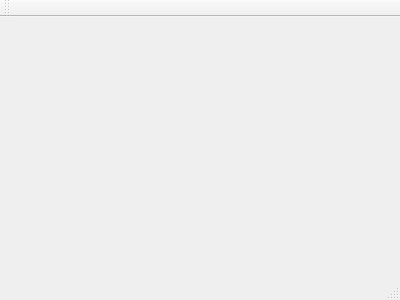
Above: VideoPlayer.ui from arton0306/VideoPlayer before the change. Below: the same form after it.
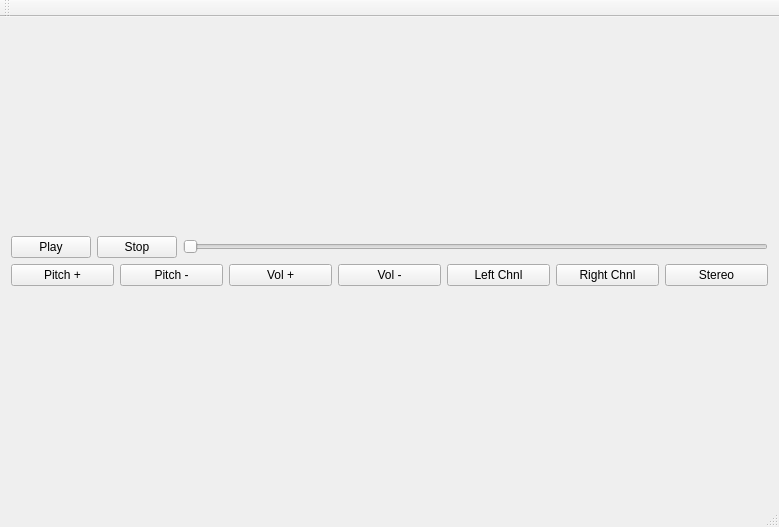
That is the form after the change.

Commit message: can play video part

Patch:
```diff
--- a/VideoPlayer.ui
+++ b/VideoPlayer.ui
@@ -1,24 +1,132 @@
 <ui version="4.0">
  <class>VideoPlayer</class>
- <widget class="QMainWindow" name="VideoPlayer" >
-  <property name="geometry" >
+ <widget class="QMainWindow" name="VideoPlayer">
+  <property name="geometry">
    <rect>
     <x>0</x>
     <y>0</y>
-    <width>400</width>
-    <height>300</height>
+    <width>779</width>
+    <height>527</height>
    </rect>
   </property>
   <property name="windowTitle" >
    <string>VideoPlayer</string>
   </property>
-  <widget class="QMenuBar" name="menuBar" />
-  <widget class="QToolBar" name="mainToolBar" />
-  <widget class="QWidget" name="centralWidget" />
-  <widget class="QStatusBar" name="statusBar" />
+  <widget class="QWidget" name="centralWidget">
+   <layout class="QGridLayout" name="gridLayout">
+    <item row="0" column="0">
+     <layout class="QVBoxLayout" name="verticalLayout">
+      <item>
+       <layout class="QGridLayout" name="mVideoLayout"/>
+      </item>
+      <item>
+       <layout class="QHBoxLayout" name="horizontalLayout">
+        <item>
+         <widget class="QPushButton" name="pushButton_3">
+          <property name="text">
+           <string>Play</string>
+          </property>
+         </widget>
+        </item>
+        <item>
+         <widget class="QPushButton" name="pushButton_2">
+          <property name="text">
+           <string>Stop</string>
+          </property>
+         </widget>
+        </item>
+        <item>
+         <widget class="QSlider" name="horizontalSlider">
+          <property name="orientation">
+           <enum>Qt::Horizontal</enum>
+          </property>
+         </widget>
+        </item>
+       </layout>
+      </item>
+      <item>
+       <layout class="QHBoxLayout" name="horizontalLayout_2">
+        <item>
+         <widget class="QPushButton" name="pushButton">
+          <property name="text">
+           <string>Pitch +</string>
+          </property>
+         </widget>
+        </item>
+        <item>
+         <widget class="QPushButton" name="pushButton_4">
+          <property name="text">
+           <string>Pitch -</string>
+          </property>
+         </widget>
+        </item>
+        <item>
+         <widget class="QPushButton" name="pushButton_8">
+          <property name="text">
+           <string>Vol +</string>
+          </property>
+         </widget>
+        </item>
+        <item>
+         <widget class="QPushButton" name="pushButton_9">
+          <property name="text">
+           <string>Vol -</string>
+          </property>
+         </widget>
+        </item>
+        <item>
+         <widget class="QPushButton" name="pushButton_6">
+          <property name="text">
+           <string>Left Chnl</string>
+          </property>
+         </widget>
+        </item>
+        <item>
+         <widget class="QPushButton" name="pushButton_7">
+          <property name="text">
+           <string>Right Chnl</string>
+          </property>
+         </widget>
+        </item>
+        <item>
+         <widget class="QPushButton" name="pushButton_5">
+          <property name="text">
+           <string>Stereo</string>
+          </property>
+         </widget>
+        </item>
+       </layout>
+      </item>
+     </layout>
+    </item>
+   </layout>
+  </widget>
+  <widget class="QMenuBar" name="menuBar">
+   <property name="geometry">
+    <rect>
+     <x>0</x>
+     <y>0</y>
+     <width>779</width>
+     <height>22</height>
+    </rect>
+   </property>
+  </widget>
+  <widget class="QToolBar" name="mainToolBar">
+   <attribute name="toolBarArea">
+    <enum>TopToolBarArea</enum>
+   </attribute>
+   <attribute name="toolBarBreak">
+    <bool>false</bool>
+   </attribute>
+  </widget>
+  <widget class="QStatusBar" name="statusBar"/>
+  <action name="actionSelectFile">
+   <property name="text">
+    <string>SelectFile</string>
+   </property>
+  </action>
  </widget>
- <layoutDefault spacing="6" margin="11" />
- <pixmapfunction></pixmapfunction>
+ <layoutdefault spacing="6" margin="11"/>
  <resources/>
  <connections/>
 </ui>
```
Left out of the diff: 3 changed lines with no effect on the pictures. The commit also changes 10 other files.
